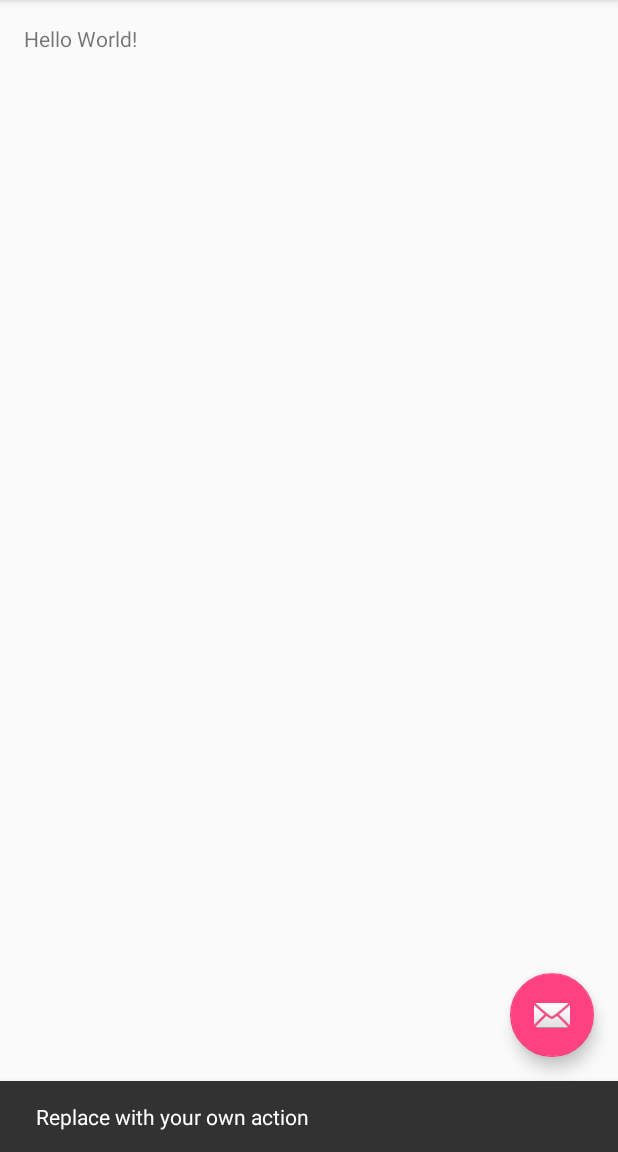
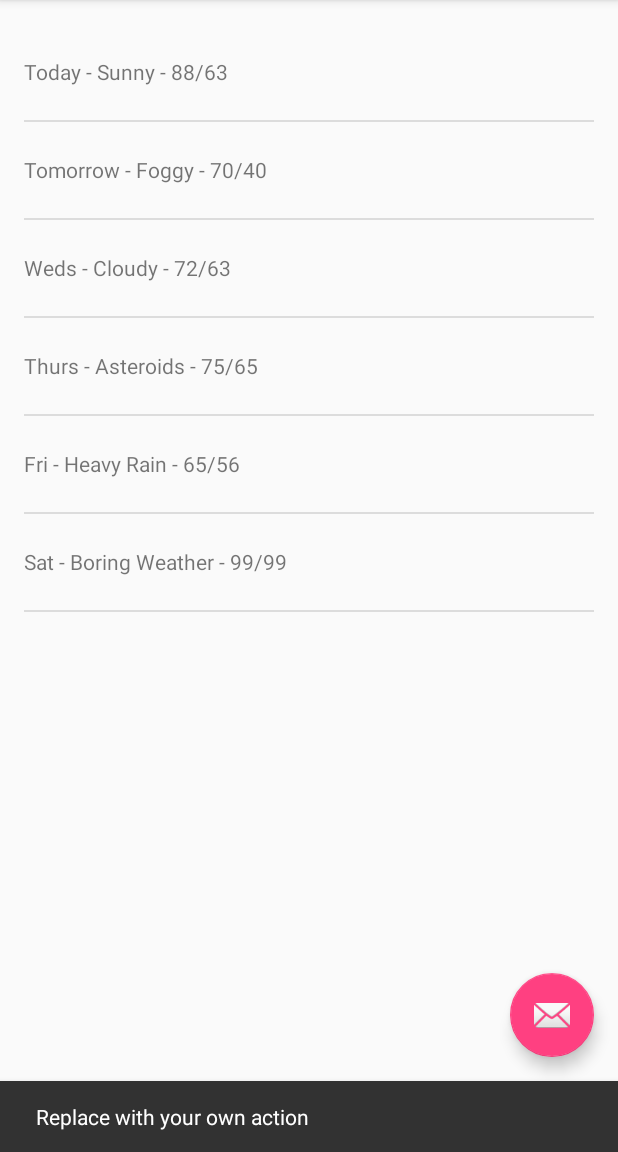
Before and after one commit to jjwtan/Sunshine, an Android app: the screen it shows after launch (MainActivity), after a tap on an icon or button, on a phone screen of 412 x 824 dp, the part 84-1236 px from its top. Run offline under Robolectric (Android 15) with nearby library versions, the phone set to English and light mode, and no system bars.

Commit message:
Completed list of items to display with adapter

```diff
--- a/app/src/main/java/io/github/jjwtan/sunshine/app/MainActivityFragment.java
+++ b/app/src/main/java/io/github/jjwtan/sunshine/app/MainActivityFragment.java
@@ -5,11 +5,19 @@ import android.os.Bundle;
 import android.view.LayoutInflater;
 import android.view.View;
 import android.view.ViewGroup;
+import android.widget.ArrayAdapter;
+import android.widget.ListView;
+
+import java.util.ArrayList;
+import java.util.Arrays;
+import java.util.List;
 
 /**
  * A placeholder fragment containing a simple view.
  */
 public class MainActivityFragment extends Fragment {
+
+    private ArrayAdapter<String> mForecastAdapter;
 
     public MainActivityFragment() {
     }
@@ -17,6 +25,32 @@ public class MainActivityFragment extends Fragment {
     @Override
     public View onCreateView(LayoutInflater inflater, ViewGroup container,
                              Bundle savedInstanceState) {
-        return inflater.inflate(R.layout.fragment_main, container, false);
+
+        View rootView = inflater.inflate(R.layout.fragment_main, container, false);
+
+        String[] forecastArray = {
+                "Today - Sunny - 88/63",
+                "Tomorrow - Foggy - 70/40",
+                "Weds - Cloudy - 72/63",
+                "Thurs - Asteroids - 75/65",
+                "Fri - Heavy Rain - 65/56",
+                "Sat - Boring Weather - 99/99"
+        };
+
+        List<String> weekForecast = new ArrayList<String>(
+                Arrays.asList(forecastArray));
+
+        mForecastAdapter = new ArrayAdapter<String>(
+                getActivity(),
+                R.layout.list_item_forecast,
+                R.id.list_item_forecast_textview,
+                weekForecast
+        );
+
+        ListView listView = (ListView) rootView.findViewById(R.id.listview_forecast);
+        listView.setAdapter(mForecastAdapter);
+
+
+        return rootView;
     }
 }
--- a/app/src/main/res/layout/fragment_main.xml
+++ b/app/src/main/res/layout/fragment_main.xml
@@ -9,9 +9,10 @@
     tools:context="io.github.jjwtan.sunshine.app.MainActivityFragment"
     tools:showIn="@layout/activity_main">
 
-    <TextView
-        android:layout_width="wrap_content"
-        android:layout_height="wrap_content"
+    <ListView
+        android:id="@+id/listview_forecast"
+        android:layout_width="match_parent"
+        android:layout_height="match_parent"
         android:text="Hello World!" />
 
 </RelativeLayout>
--- /dev/null
+++ b/app/src/main/res/layout/list_item_forecast.xml
@@ -0,0 +1,7 @@
+<?xml version="1.0" encoding="utf-8"?>
+<TextView xmlns:android="http://schemas.android.com/apk/res/android"
+    android:layout_width="match_parent"
+    android:layout_height="match_parent"
+    android:id="@+id/list_item_forecast_textview"
+    android:gravity="center_vertical"
+    android:minHeight="?android:attr/listPreferredItemHeight"/>
```
Also changed, not shown: 1 other file.
